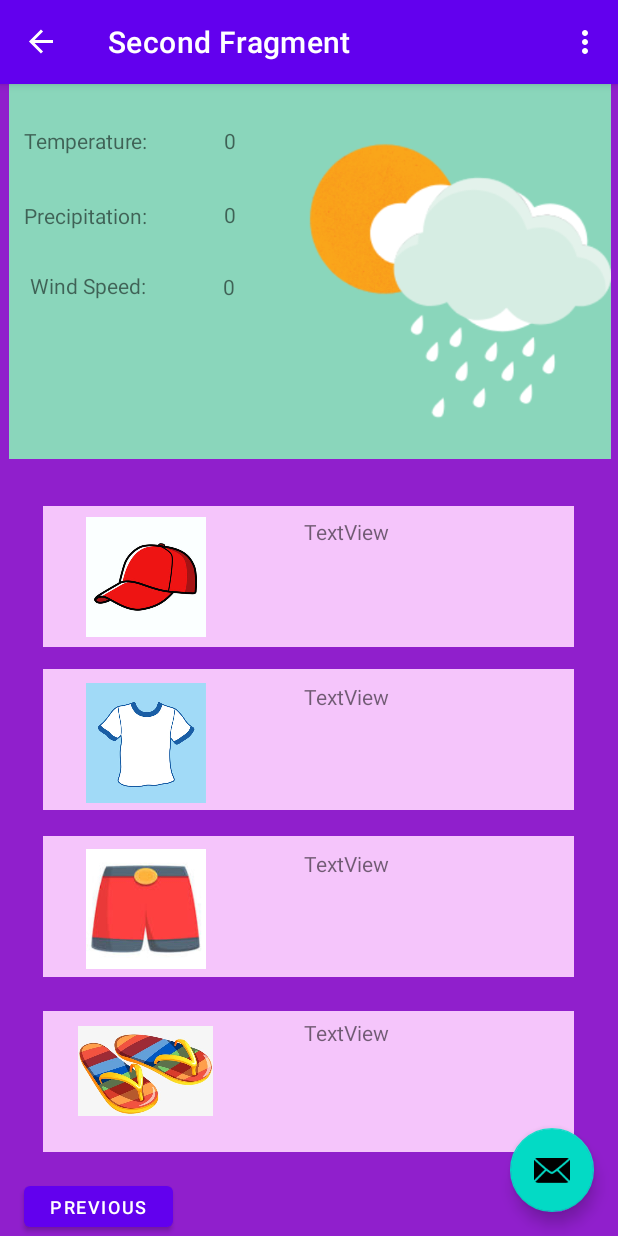
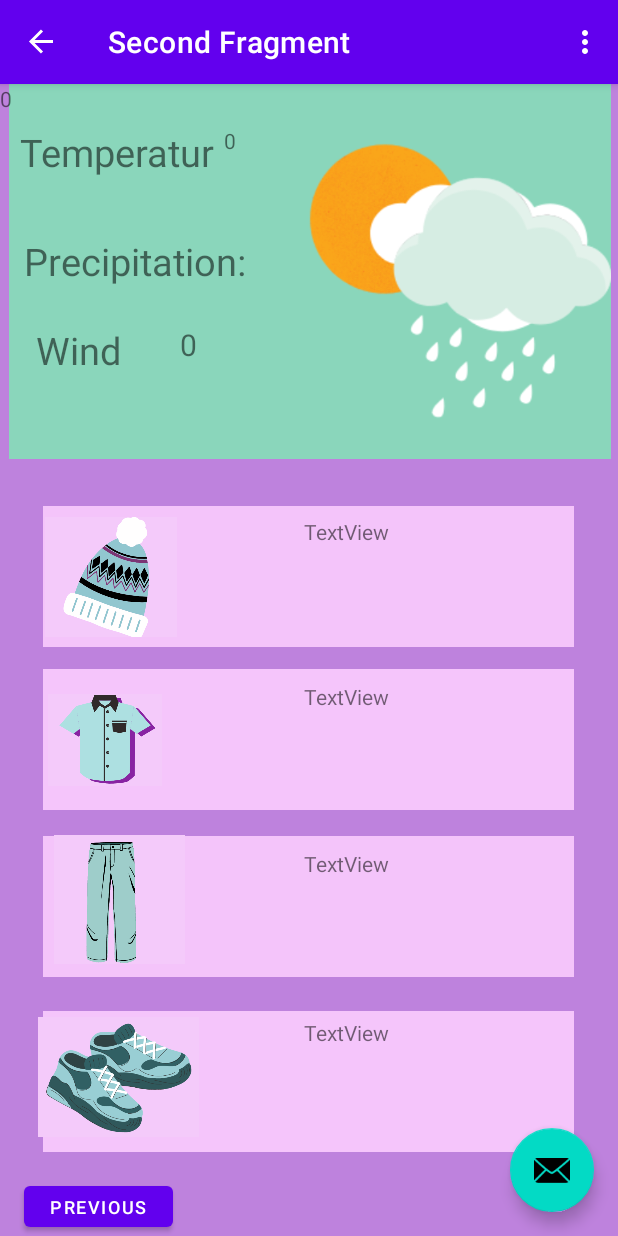
Before and after one commit to Selena-L/WearIt, an Android app: the SecondFragment screen opened through its navigation route, on a phone screen of 412 x 824 dp. Run offline under Robolectric (Android 15) with nearby library versions, the phone set to English and light mode, and no system bars; our stand-ins replace navigation-ui.

Commit message:
Icons /image edits

```diff
--- a/app/src/main/res/layout/fragment_second.xml
+++ b/app/src/main/res/layout/fragment_second.xml
@@ -4,7 +4,7 @@
     xmlns:tools="http://schemas.android.com/tools"
     android:layout_width="match_parent"
     android:layout_height="match_parent"
-    android:background="#901FCC"
+    android:background="#BE82DD"
     tools:context=".SecondFragment">
 
     <Button
@@ -22,7 +22,7 @@
         android:id="@+id/view_hat"
         android:layout_width="354dp"
         android:layout_height="94dp"
-        android:background="#F5C5FB"
+        android:background="#F4C4FA"
         app:layout_constraintBottom_toBottomOf="parent"
         app:layout_constraintEnd_toEndOf="parent"
         app:layout_constraintHorizontal_bias="0.491"
@@ -66,7 +66,7 @@
         android:id="@+id/view_shoes"
         android:layout_width="354dp"
         android:layout_height="94dp"
-        android:background="#F5C5FB"
+        android:background="#F4C4FA"
         app:layout_constraintBottom_toBottomOf="parent"
         app:layout_constraintEnd_toEndOf="parent"
         app:layout_constraintHorizontal_bias="0.491"
@@ -110,6 +110,18 @@
         app:layout_constraintTop_toTopOf="@+id/imageView"
         app:layout_constraintVertical_bias="0.736" />
 
+    <ImageView
+        android:id="@+id/imageView5"
+        android:layout_width="107dp"
+        android:layout_height="89dp"
+        android:src="@drawable/shoes"
+        app:layout_constraintBottom_toBottomOf="parent"
+        app:layout_constraintEnd_toEndOf="parent"
+        app:layout_constraintHorizontal_bias="0.084"
+        app:layout_constraintStart_toStartOf="parent"
+        app:layout_constraintTop_toTopOf="parent"
+        app:layout_constraintVertical_bias="0.91" />
+
     <TextView
         android:id="@+id/textView_shoes"
         android:layout_width="172dp"
@@ -124,9 +136,10 @@
 
     <TextView
         android:id="@+id/textView_temp"
-        android:layout_width="92dp"
-        android:layout_height="29dp"
+        android:layout_width="140dp"
+        android:layout_height="35dp"
         android:text="Temperature: "
+        android:textSize="25sp"
         app:layout_constraintBottom_toBottomOf="parent"
         app:layout_constraintEnd_toEndOf="parent"
         app:layout_constraintHorizontal_bias="0.05"
@@ -135,27 +148,41 @@
         app:layout_constraintVertical_bias="0.038" />
 
     <TextView
-        android:id="@+id/imageView_precipitation"
+        android:id="@+id/Precipitation_text"
+        android:layout_width="170dp"
+        android:layout_height="42dp"
+        android:text="Precipitation: "
+        android:textSize="25sp"
+        app:layout_constraintBottom_toBottomOf="parent"
+        app:layout_constraintEnd_toEndOf="parent"
+        app:layout_constraintHorizontal_bias="0.066"
+        app:layout_constraintStart_toStartOf="parent"
+        app:layout_constraintTop_toTopOf="parent"
+        app:layout_constraintVertical_bias="0.139" />
+
+    <TextView
+        android:id="@+id/changeinprecip"
+        android:layout_width="0dp"
+        android:layout_height="0dp"
+        android:text="0"
+        app:layout_constraintBottom_toBottomOf="parent"
+        app:layout_constraintEnd_toEndOf="parent"
+        app:layout_constraintHorizontal_bias="0.0"
+        app:layout_constraintStart_toStartOf="parent"
+        app:layout_constraintTop_toTopOf="parent"
+        app:layout_constraintVertical_bias="0.0" />
+
+    <TextView
+        android:id="@+id/Windspeed_text"
         android:layout_width="92dp"
         android:layout_height="29dp"
-        android:text="Precipitation: "
-        app:layout_constraintBottom_toBottomOf="parent"
-        app:layout_constraintEnd_toEndOf="parent"
-        app:layout_constraintHorizontal_bias="0.05"
-        app:layout_constraintStart_toStartOf="parent"
-        app:layout_constraintTop_toTopOf="parent"
-        app:layout_constraintVertical_bias="0.106" />
-
-    <TextView
-        android:id="@+id/textView_windspeed"
-        android:layout_width="92dp"
-        android:layout_height="29dp"
-        android:layout_marginEnd="300dp"
+        android:layout_marginEnd="296dp"
         android:text="Wind Speed: "
+        android:textSize="25sp"
         app:layout_constraintBottom_toBottomOf="parent"
         app:layout_constraintEnd_toEndOf="parent"
         app:layout_constraintTop_toTopOf="parent"
-        app:layout_constraintVertical_bias="0.169" />
+        app:layout_constraintVertical_bias="0.217" />
 
     <TextView
         android:id="@+id/changeintemp"
@@ -169,77 +196,54 @@
         app:layout_constraintTop_toTopOf="@+id/imageView"
         app:layout_constraintVertical_bias="0.037" />
 
-    <TextView
-        android:id="@+id/changeinprecip"
-        android:layout_width="wrap_content"
-        android:layout_height="wrap_content"
-        android:text="0"
+    <ImageView
+        android:id="@+id/hat"
+        android:layout_width="92dp"
+        android:layout_height="80dp"
+        android:src="@drawable/hat"
         app:layout_constraintBottom_toBottomOf="parent"
         app:layout_constraintEnd_toEndOf="parent"
-        app:layout_constraintHorizontal_bias="0.369"
+        app:layout_constraintHorizontal_bias="0.087"
         app:layout_constraintStart_toStartOf="parent"
         app:layout_constraintTop_toTopOf="parent"
-        app:layout_constraintVertical_bias="0.103" />
+        app:layout_constraintVertical_bias="0.42" />
+
+    <ImageView
+        android:id="@+id/shirt"
+        android:layout_width="76dp"
+        android:layout_height="93dp"
+        android:src="@drawable/shirt"
+        app:layout_constraintBottom_toBottomOf="parent"
+        app:layout_constraintEnd_toEndOf="parent"
+        app:layout_constraintHorizontal_bias="0.095"
+        app:layout_constraintStart_toStartOf="parent"
+        app:layout_constraintTop_toTopOf="parent"
+        app:layout_constraintVertical_bias="0.579" />
 
     <TextView
         android:id="@+id/changeinwind"
-        android:layout_width="wrap_content"
-        android:layout_height="wrap_content"
+        android:layout_width="15dp"
+        android:layout_height="50dp"
         android:text="0"
+        android:textSize="20sp"
         app:layout_constraintBottom_toBottomOf="parent"
         app:layout_constraintEnd_toEndOf="parent"
-        app:layout_constraintHorizontal_bias="0.368"
+        app:layout_constraintHorizontal_bias="0.303"
         app:layout_constraintStart_toStartOf="parent"
         app:layout_constraintTop_toTopOf="@+id/imageView"
-        app:layout_constraintVertical_bias="0.167" />
+        app:layout_constraintVertical_bias="0.223" />
 
     <ImageView
-        android:id="@+id/imageView_head"
-        android:layout_width="90dp"
-        android:layout_height="80dp"
-        android:src="@drawable/cap"
+        android:id="@+id/pants"
+        android:layout_width="103dp"
+        android:layout_height="86dp"
+        android:src="@drawable/pants"
         app:layout_constraintBottom_toBottomOf="parent"
         app:layout_constraintEnd_toEndOf="parent"
-        app:layout_constraintHorizontal_bias="0.161"
-        app:layout_constraintStart_toStartOf="parent"
-        app:layout_constraintTop_toTopOf="@+id/imageView"
-        app:layout_constraintVertical_bias="0.42" />
-
-    <ImageView
-        android:id="@+id/imageView_body"
-        android:layout_width="90dp"
-        android:layout_height="80dp"
-        android:src="@drawable/shirt"
-        app:layout_constraintBottom_toBottomOf="parent"
-        app:layout_constraintEnd_toEndOf="parent"
-        app:layout_constraintHorizontal_bias="0.161"
-        app:layout_constraintStart_toStartOf="parent"
-        app:layout_constraintTop_toTopOf="@+id/imageView"
-        app:layout_constraintVertical_bias="0.58" />
-
-    <ImageView
-        android:id="@+id/imageView_leg"
-        android:layout_width="90dp"
-        android:layout_height="80dp"
-        android:src="@drawable/shorts"
-        app:layout_constraintBottom_toBottomOf="parent"
-        app:layout_constraintEnd_toEndOf="parent"
-        app:layout_constraintHorizontal_bias="0.161"
-        app:layout_constraintStart_toStartOf="parent"
-        app:layout_constraintTop_toTopOf="@+id/imageView"
-        app:layout_constraintVertical_bias="0.741" />
-
-    <ImageView
-        android:id="@+id/imageView_feet"
-        android:layout_width="90dp"
-        android:layout_height="80dp"
-        android:src="@drawable/sandals"
-        app:layout_constraintBottom_toBottomOf="parent"
-        app:layout_constraintEnd_toEndOf="parent"
-        app:layout_constraintHorizontal_bias="0.161"
+        app:layout_constraintHorizontal_bias="0.09"
         app:layout_constraintStart_toStartOf="parent"
         app:layout_constraintTop_toTopOf="parent"
-        app:layout_constraintVertical_bias="0.898" />
+        app:layout_constraintVertical_bias="0.734" />
 
 
 </androidx.constraintlayout.widget.ConstraintLayout>
```
Also changed, not shown: app/src/main/res/drawable/hat.png (added), app/src/main/res/drawable/pants.png (added), app/src/main/res/drawable/shirt.png (added), app/src/main/res/drawable/shoes.png (added).
